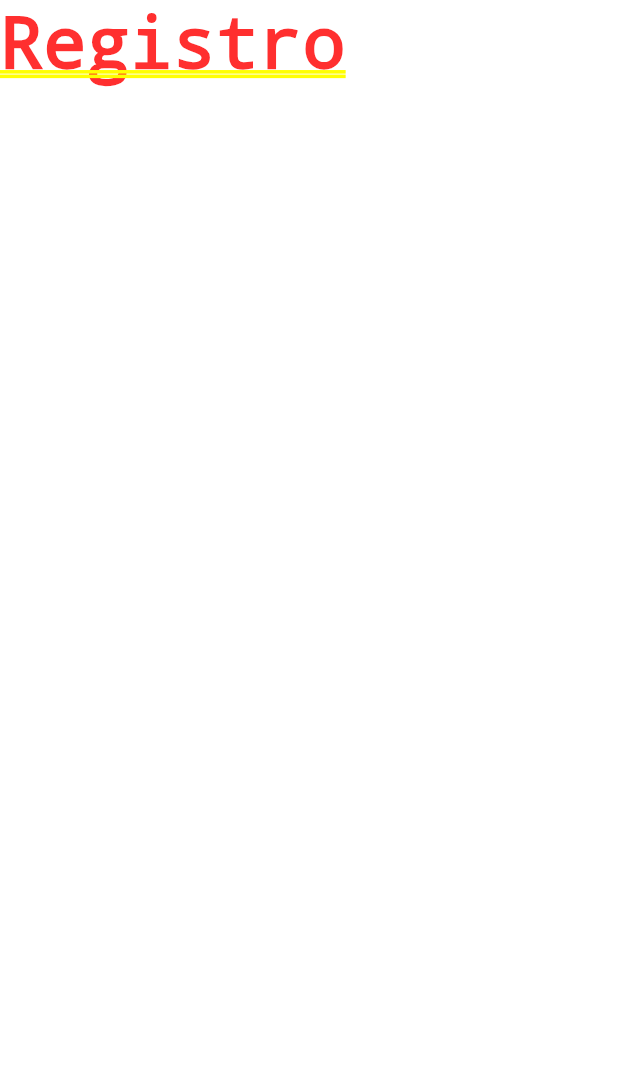
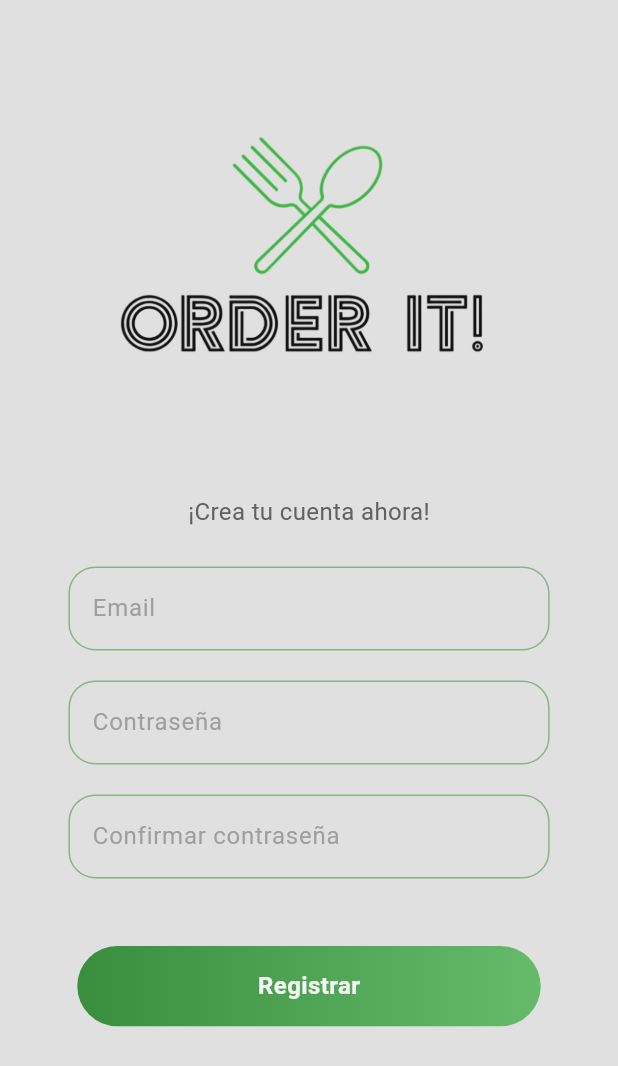
Before and after one commit to Xuski10/Order-It, a Flutter app: the screen it shows after launch, after a tap on "Regístrate", on a phone screen of 412 x 824 dp. Shown: the top 1066 px of the screen. Run offline on Flutter 3.47's test engine with Material 3 defaults, Android fonts, the phone set to English and light mode, and no system bars; our stand-ins replace animate_do, supabase_flutter; accounts and stored records are empty.

Commit message:
Página de registro a falta de lógica

```diff
--- a/lib/controllers/auth/login_controller.dart
+++ b/lib/controllers/auth/login_controller.dart
@@ -1,7 +1,13 @@
+import 'package:flutter/material.dart';
+import 'package:order_it_2/pages/first_page.dart';
+import 'package:order_it_2/pages/waiter.dart';
+import 'package:order_it_2/services/snackbar_helper.dart';
+import 'package:order_it_2/services/supabase_api.dart';
 import 'package:supabase_flutter/supabase_flutter.dart';
 
 class LoginController {
 
+  SupabaseApi supabaseApi = SupabaseApi();
   Supabase supabase = Supabase.instance;
 
   Future<String> getUserID() async {
@@ -10,5 +16,27 @@ class LoginController {
     return userID;
   }
 
+  login(BuildContext context, String email, String password) async {
 
+    bool success = await supabaseApi.login(email, password, context);
+    int? rol = await supabaseApi.getUserRole(email);
+    String? userId = await supabaseApi.getUserUUID(email);
+
+    if (context.mounted) {
+      if (success) {
+        if (rol == 2) {
+          Navigator.push(
+            context,
+            MaterialPageRoute(builder: (context) => const Waiter())
+          );
+        } else if (rol == 3) {
+          Navigator.push(
+            context,
+            MaterialPageRoute(builder: (context) => const FirstPage())
+          );
+        }
+      }
+      SnackbarHelper.showSnackbar(context, 'Usuario o contraseña incorrectos', backgroundColor: Colors.red);
+    }
+  }
 }
--- a/lib/controllers/auth/register_controller.dart
+++ b/lib/controllers/auth/register_controller.dart
@@ -0,0 +1,19 @@
+import 'package:flutter/material.dart';
+import 'package:order_it_2/services/snackbar_helper.dart';
+import 'package:order_it_2/services/supabase_api.dart';
+
+class RegisterController {
+
+  register(BuildContext context, String email, String password) async {
+    SupabaseApi supabaseApi = SupabaseApi();
+    bool success = await supabaseApi.register(email, password);
+
+    if(context.mounted){
+      if(success){
+        SnackbarHelper.showSnackbar(context, 'Confirme su registro en el correo que le hemos enviado', backgroundColor: Colors.green);
+      } else {
+        SnackbarHelper.showSnackbar(context, 'Ha surgido un error, inténtelo de nuevo', backgroundColor: Colors.red);
+      }
+    }
+  }
+}
--- a/lib/pages/register_page.dart
+++ b/lib/pages/register_page.dart
@@ -1,17 +1,90 @@
 import 'package:flutter/material.dart';
+import 'package:order_it_2/components/my_button.dart';
+import 'package:order_it_2/components/my_textfield.dart';
+import 'package:order_it_2/controllers/auth/register_controller.dart';
 
-class RegisterPage extends StatefulWidget {
+class RegisterPage extends StatelessWidget {
 
   final void Function()? onTap;
-  const RegisterPage({super.key, required this.onTap});
+
+  final TextEditingController emailController = TextEditingController();
+  final TextEditingController passwordController = TextEditingController();
+  final TextEditingController confirmPasswordController = TextEditingController();
+
+  final RegisterController registerController = RegisterController();
+
+  RegisterPage({super.key, required this.onTap});
 
   @override
-  State<RegisterPage> createState() => _RegisterPageState();
-}
+  Widget build(BuildContext context) {
+    final size = MediaQuery.of(context).size;
 
-class _RegisterPageState extends State<RegisterPage> {
-  @override
-  Widget build(BuildContext context) {
-    return const Text('Registro');
+    return Scaffold(
+      backgroundColor: Theme.of(context).colorScheme.surface,
+      body: Column(
+        mainAxisAlignment: MainAxisAlignment.start,
+        crossAxisAlignment: CrossAxisAlignment.center,
+        children: [
+          // Logo
+          Image.asset(
+            'assets/icons/Logo.png',
+            width: size.width * 1.2,
+            height: size.height * 0.4,
+          ),
+
+          Text(
+            '¡Crea tu cuenta ahora!',
+            style: TextStyle(
+              fontSize: 16,
+              color: Theme.of(context).colorScheme.inversePrimary
+            ),
+          ),
+
+          const SizedBox( height: 25 ),
+
+          // Email
+          MyTextfield(
+            controller: emailController,
+            hintText: "Email",
+            labelText: "Email",
+            obscureText: false
+          ),
+
+          const SizedBox( height: 20 ),
+
+          // Contraseña
+          MyTextfield(
+            controller: passwordController,
+            hintText: "Contraseña",
+            labelText: "Contraseña",
+            obscureText: true
+          ),
+
+          const SizedBox( height: 20 ),
+
+          // Confirmar contraseña
+          MyTextfield(
+            controller: confirmPasswordController,
+            hintText: "Confirmar contraseña",
+            labelText: "Confirmar contraseña",
+            obscureText: true
+          ),
+
+          const SizedBox( height: 45 ),
+
+          // Registrar
+          MyButton(
+            text: "Registrar",
+            linearGradient:
+              LinearGradient(
+                colors: [Colors.green.shade700, Colors.green.shade400]
+              ),
+            onTap: () {
+              // Esconder el teclado
+            },
+          )
+        ],
+      ),
+    );
   }
 }
```
Also changed, not shown: lib/pages/first_page.dart (added, +10 -0 lines), lib/pages/waiter.dart (added, +15 -0 lines), lib/services/snackbar_helper.dart (added, +12 -0 lines), lib/services/supabase_api.dart (+84 -2 lines).
